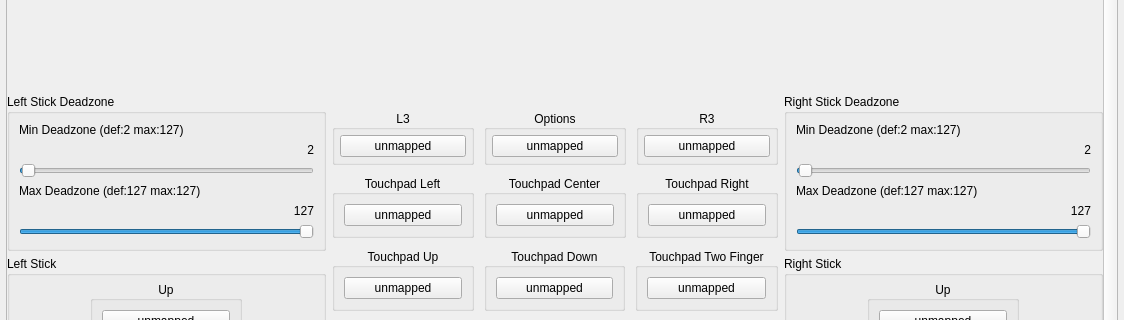
First picture: the form in src/qt_gui/control_settings.ui, repository junminlee2004/GR2Launcher, before the edit; both pictures show x 0 to 1124 and y 343 to 663 of the 1124 by 904 pixel window.
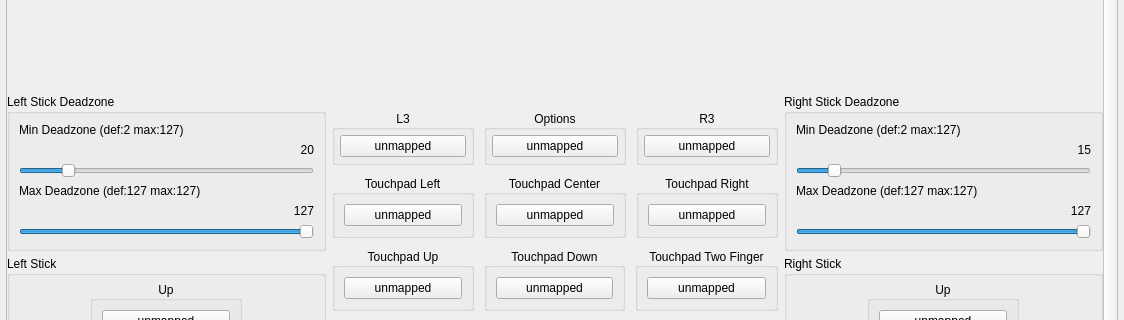
Second picture: the form after the edit. Icons and pictures are not drawn. Custom widgets are drawn as their Qt base class.

Commit message: Default the minimum stick deadzones to 20 (left) and 15 (right)

The edit to the form file:
```diff
--- a/src/qt_gui/control_settings.ui
+++ b/src/qt_gui/control_settings.ui
@@ -396,7 +396,7 @@
                  </sizepolicy>
                 </property>
                 <property name="text">
-                 <string notr="true">2</string>
+                 <string notr="true">20</string>
                 </property>
                 <property name="alignment">
                  <set>Qt::AlignmentFlag::AlignRight|Qt::AlignmentFlag::AlignTrailing|Qt::AlignmentFlag::AlignVCenter</set>
@@ -418,7 +418,7 @@
                  <number>127</number>
                 </property>
                 <property name="value">
-                 <number>2</number>
+                 <number>20</number>
                 </property>
                 <property name="orientation">
                  <enum>Qt::Orientation::Horizontal</enum>
@@ -1802,7 +1802,7 @@
                  </sizepolicy>
                 </property>
                 <property name="text">
-                 <string notr="true">2</string>
+                 <string notr="true">15</string>
                 </property>
                 <property name="alignment">
                  <set>Qt::AlignmentFlag::AlignRight|Qt::AlignmentFlag::AlignTrailing|Qt::AlignmentFlag::AlignVCenter</set>
@@ -1824,7 +1824,7 @@
                  <number>127</number>
                 </property>
                 <property name="value">
-                 <number>2</number>
+                 <number>15</number>
                 </property>
                 <property name="orientation">
                  <enum>Qt::Orientation::Horizontal</enum>
```
The commit also changes 2 other files.
